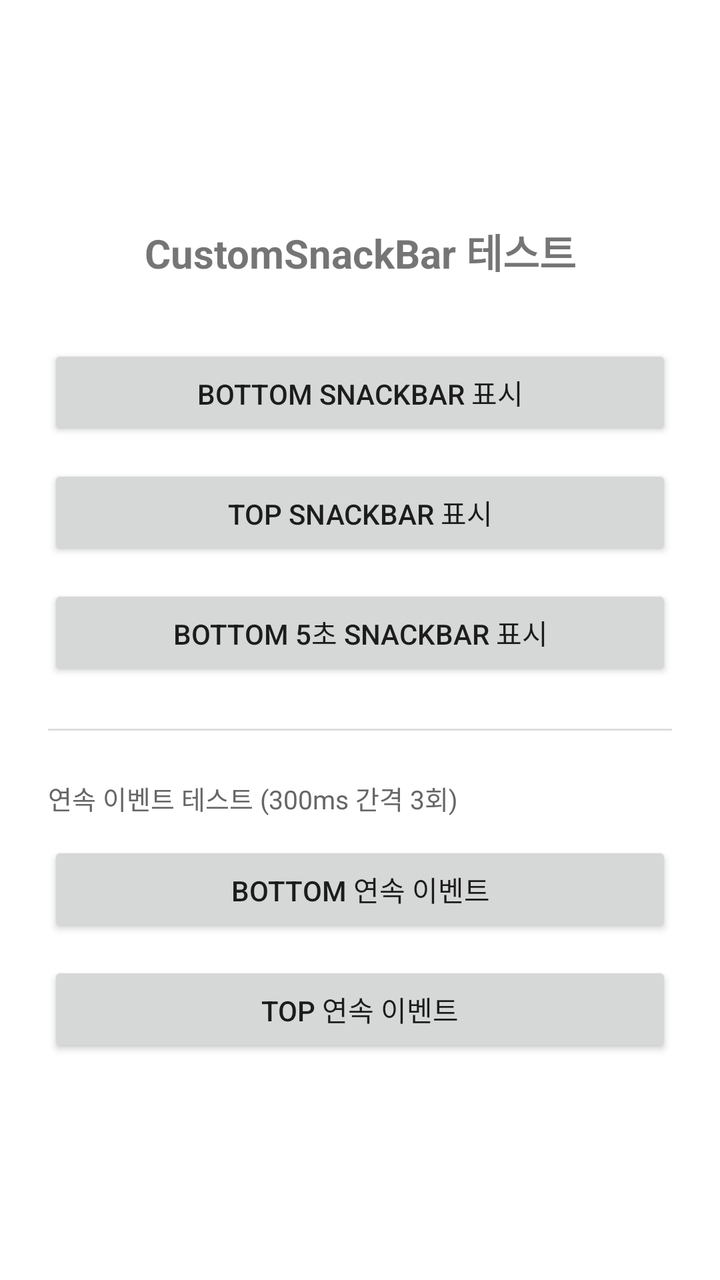
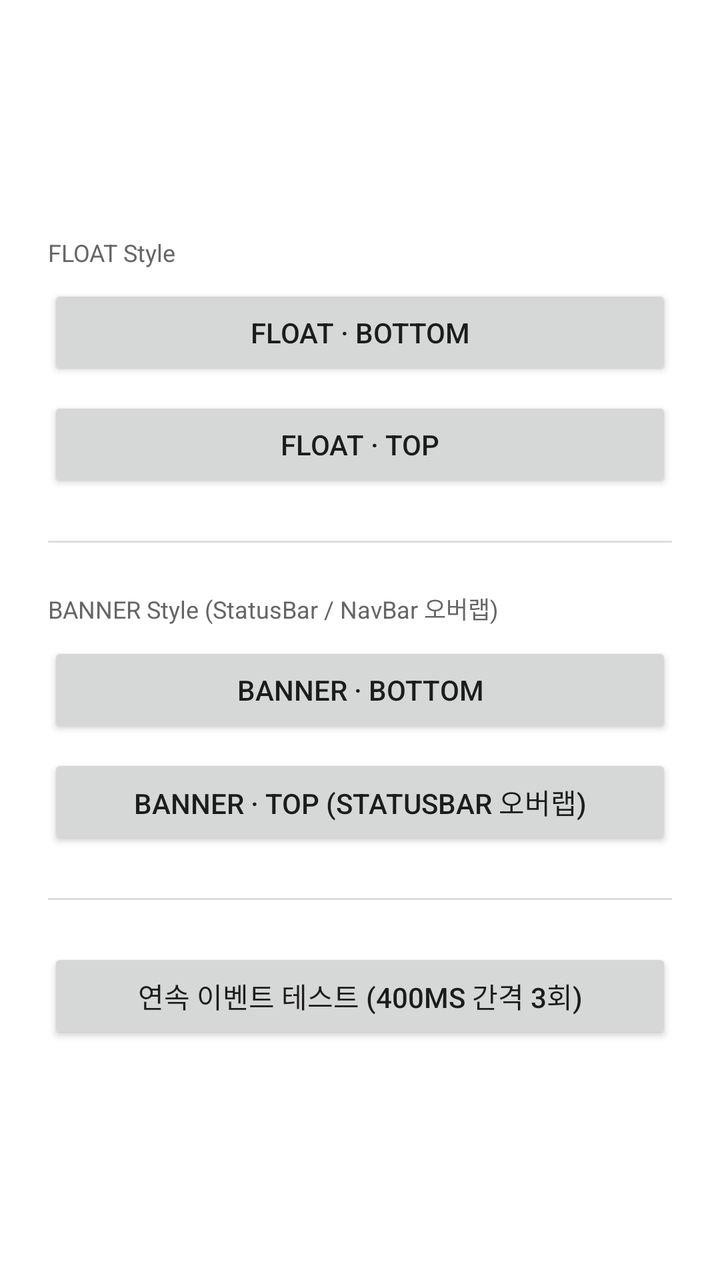

An Android layout rendered at two revisions. The XML below is the earlier revision; the diff shows what the commit changed to produce the second picture.
<!-- AndroidManifest.xml: application theme Theme.Visual -->
<!-- res/layout/f_snack_bar.xml -->
<?xml version="1.0" encoding="utf-8"?>
<androidx.appcompat.widget.LinearLayoutCompat xmlns:android="http://schemas.android.com/apk/res/android"
    android:layout_width="match_parent"
    android:layout_height="match_parent"
    android:gravity="center"
    android:orientation="vertical"
    android:padding="24dp">

    <androidx.appcompat.widget.AppCompatTextView
        android:layout_width="match_parent"
        android:layout_height="wrap_content"
        android:layout_marginBottom="32dp"
        android:gravity="center"
        android:text="CustomSnackBar 테스트"
        android:textSize="20sp"
        android:textStyle="bold" />

    <androidx.appcompat.widget.AppCompatButton
        android:id="@+id/btnShowBottom"
        android:layout_width="match_parent"
        android:layout_height="wrap_content"
        android:layout_marginBottom="12dp"
        android:text="Bottom SnackBar 표시" />

    <androidx.appcompat.widget.AppCompatButton
        android:id="@+id/btnShowTop"
        android:layout_width="match_parent"
        android:layout_height="wrap_content"
        android:layout_marginBottom="12dp"
        android:text="Top SnackBar 표시" />

    <androidx.appcompat.widget.AppCompatButton
        android:id="@+id/btnShowLong"
        android:layout_width="match_parent"
        android:layout_height="wrap_content"
        android:layout_marginBottom="24dp"
        android:text="Bottom 5초 SnackBar 표시" />

    <View
        android:layout_width="match_parent"
        android:layout_height="1dp"
        android:layout_marginBottom="24dp"
        android:background="#DDDDDD" />

    <androidx.appcompat.widget.AppCompatTextView
        android:layout_width="match_parent"
        android:layout_height="wrap_content"
        android:layout_marginBottom="12dp"
        android:text="연속 이벤트 테스트 (300ms 간격 3회)"
        android:textColor="#666666"
        android:textSize="13sp" />

    <androidx.appcompat.widget.AppCompatButton
        android:id="@+id/btnShowConsecutive"
        android:layout_width="match_parent"
        android:layout_height="wrap_content"
        android:layout_marginBottom="12dp"
        android:text="Bottom 연속 이벤트" />

    <androidx.appcompat.widget.AppCompatButton
        android:id="@+id/btnShowTopConsecutive"
        android:layout_width="match_parent"
        android:layout_height="wrap_content"
        android:text="Top 연속 이벤트" />

</androidx.appcompat.widget.LinearLayoutCompat>
<!-- resources referenced by this layout -->
<resources>
  <style name="Theme.Visual" parent="Theme.MaterialComponents.Light.NoActionBar">
          <item name="windowActionBar">false</item>
          <item name="windowNoTitle">true</item>
          
          <item name="colorPrimary">@color/purple_500</item>
          <item name="colorPrimaryVariant">@color/purple_700</item>
          <item name="colorOnPrimary">@color/white</item>
          
          <item name="colorSecondary">@color/teal_200</item>
          <item name="colorSecondaryVariant">@color/teal_700</item>
          <item name="colorOnSecondary">@color/black</item>
          
          <item name="android:statusBarColor" tools:targetApi="l">@color/white</item>
          <item name="android:windowLightStatusBar" tools:targetApi="m">true</item>
          
          <item name="android:windowDrawsSystemBarBackgrounds">true</item>
      </style>
  <color name="purple_500">#FF6200EE</color>
  <color name="purple_700">#FF3700B3</color>
  <color name="white">#FFFFFFFF</color>
  <color name="teal_200">#FF03DAC5</color>
  <color name="teal_700">#FF018786</color>
  <color name="black">#FF000000</color>
</resources>

<!-- the commit's change to res/layout/f_snack_bar.xml (unified diff, before → after) -->
@@ -9,32 +9,24 @@
     <androidx.appcompat.widget.AppCompatTextView
         android:layout_width="match_parent"
         android:layout_height="wrap_content"
-        android:layout_marginBottom="32dp"
-        android:gravity="center"
-        android:text="CustomSnackBar 테스트"
-        android:textSize="20sp"
-        android:textStyle="bold" />
+        android:layout_marginBottom="8dp"
+        android:text="FLOAT Style"
+        android:textColor="#666666"
+        android:textSize="12sp" />
 
     <androidx.appcompat.widget.AppCompatButton
-        android:id="@+id/btnShowBottom"
+        android:id="@+id/btnFloatBottom"
         android:layout_width="match_parent"
         android:layout_height="wrap_content"
-        android:layout_marginBottom="12dp"
-        android:text="Bottom SnackBar 표시" />
+        android:layout_marginBottom="8dp"
+        android:text="FLOAT · Bottom" />
 
     <androidx.appcompat.widget.AppCompatButton
-        android:id="@+id/btnShowTop"
-        android:layout_width="match_parent"
-        android:layout_height="wrap_content"
-        android:layout_marginBottom="12dp"
-        android:text="Top SnackBar 표시" />
-
-    <androidx.appcompat.widget.AppCompatButton
-        android:id="@+id/btnShowLong"
+        android:id="@+id/btnFloatTop"
         android:layout_width="match_parent"
         android:layout_height="wrap_content"
         android:layout_marginBottom="24dp"
-        android:text="Bottom 5초 SnackBar 표시" />
+        android:text="FLOAT · Top" />
 
     <View
         android:layout_width="match_parent"
@@ -45,22 +37,35 @@
     <androidx.appcompat.widget.AppCompatTextView
         android:layout_width="match_parent"
         android:layout_height="wrap_content"
-        android:layout_marginBottom="12dp"
-        android:text="연속 이벤트 테스트 (300ms 간격 3회)"
+        android:layout_marginBottom="8dp"
+        android:text="BANNER Style (StatusBar / NavBar 오버랩)"
         android:textColor="#666666"
-        android:textSize="13sp" />
+        android:textSize="12sp" />
 
     <androidx.appcompat.widget.AppCompatButton
-        android:id="@+id/btnShowConsecutive"
+        android:id="@+id/btnBannerBottom"
         android:layout_width="match_parent"
         android:layout_height="wrap_content"
-        android:layout_marginBottom="12dp"
-        android:text="Bottom 연속 이벤트" />
+        android:layout_marginBottom="8dp"
+        android:text="BANNER · Bottom" />
 
     <androidx.appcompat.widget.AppCompatButton
-        android:id="@+id/btnShowTopConsecutive"
+        android:id="@+id/btnBannerTop"
         android:layout_width="match_parent"
         android:layout_height="wrap_content"
-        android:text="Top 연속 이벤트" />
+        android:layout_marginBottom="24dp"
+        android:text="BANNER · Top (StatusBar 오버랩)" />
+
+    <View
+        android:layout_width="match_parent"
+        android:layout_height="1dp"
+        android:layout_marginBottom="24dp"
+        android:background="#DDDDDD" />
+
+    <androidx.appcompat.widget.AppCompatButton
+        android:id="@+id/btnConsecutive"
+        android:layout_width="match_parent"
+        android:layout_height="wrap_content"
+        android:text="연속 이벤트 테스트 (400ms 간격 3회)" />
 
 </androidx.appcompat.widget.LinearLayoutCompat>
